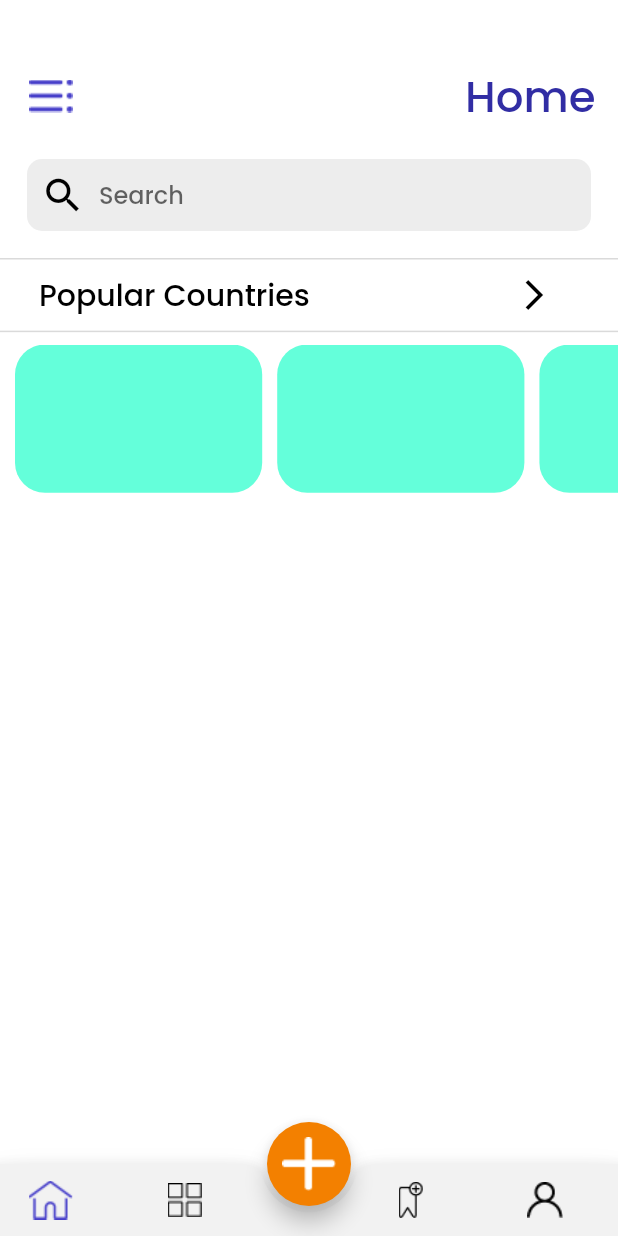
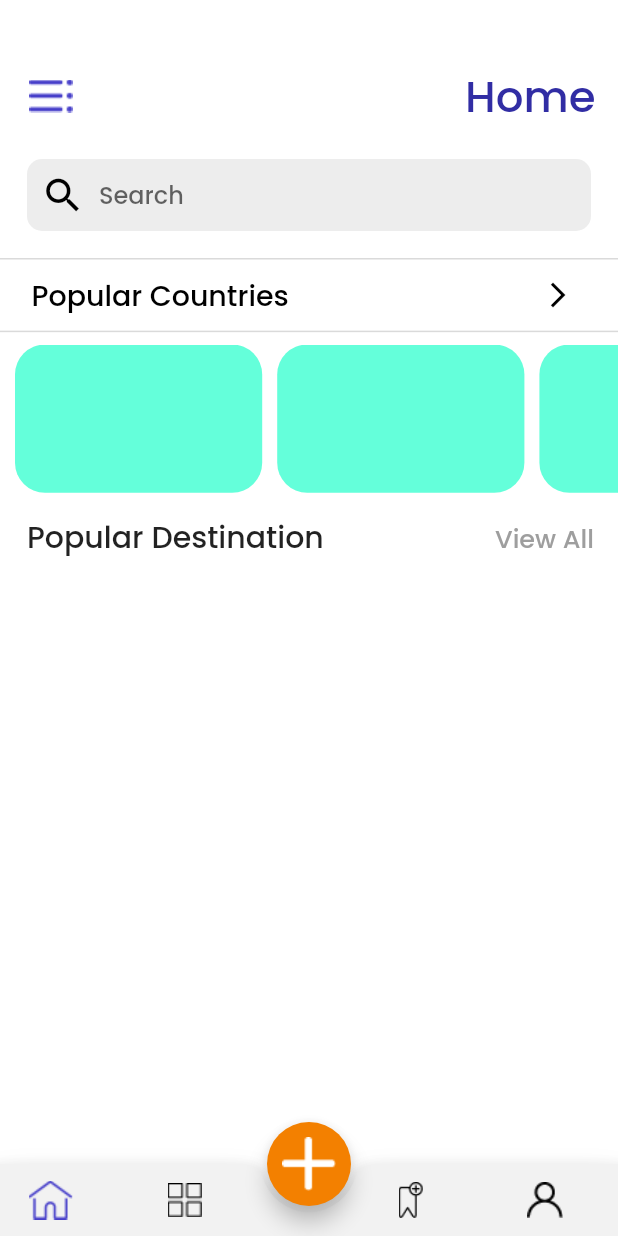
Before and after one commit to nexus-hash/Tour-Booking-App, a Flutter app: the HomePage screen opened directly, after a tap on "Popular Countries", on a phone screen of 412 x 824 dp. Run offline on Flutter 3.47's test engine with Material 2 defaults, Android fonts, the phone set to English and light mode, and no system bars.

Commit message:
Updated Home PageView

```diff
--- a/lib/Home/BookmarksView.dart
+++ b/lib/Home/BookmarksView.dart
@@ -8,6 +8,8 @@ class Bookmark extends StatefulWidget {
 class _BookmarkState extends State<Bookmark> {
   @override
   Widget build(BuildContext context) {
-    return Container();
+    return Container(
+      color: Colors.blueGrey,
+    );
   }
 }
--- a/lib/Home/CategoryView.dart
+++ b/lib/Home/CategoryView.dart
@@ -8,6 +8,8 @@ class Category extends StatefulWidget {
 class _CategoryState extends State<Category> {
   @override
   Widget build(BuildContext context) {
-    return Container();
+    return Container(
+      color: Colors.amber,
+    );
   }
 }
--- a/lib/Home/HomePage.dart
+++ b/lib/Home/HomePage.dart
@@ -22,6 +22,9 @@ class _HomePageState extends State<HomePage> {
     return Scaffold(
       resizeToAvoidBottomInset: false,
       backgroundColor: Colors.white,
+      drawer: Drawer(
+
+      ),
       bottomNavigationBar: BottomAppBar(
         color: Color(0xFFF2F2F2),
         child: Padding(
@@ -100,17 +103,17 @@ class _HomePageState extends State<HomePage> {
           ),
           Center(
             child: Container(
-              child: Text('Empty Body 1'),
+              child: Category(),
             ),
           ),
           Center(
             child: Container(
-              child: Text('Empty Body 2'),
+              child:Bookmark(),
             ),
           ),
           Center(
             child: Container(
-              child: Text('Empty Body 3'),
+              child: User(),
             ),
           )
         ],
--- a/lib/Home/HomeVIew.dart
+++ b/lib/Home/HomeVIew.dart
@@ -1,4 +1,5 @@
 import 'package:flutter/material.dart';
+import 'package:travel_ui/Drawer.dart';
 
 class HomePageView extends StatefulWidget {
   @override
@@ -6,6 +7,7 @@ class HomePageView extends StatefulWidget {
 }
 
 class _HomePageViewState extends State<HomePageView> {
+
   @override
   Widget build(BuildContext context) {
     return Container(
@@ -62,22 +64,21 @@ class _HomePageViewState extends State<HomePageView> {
                 ),
                 child: FlatButton(
                   onPressed: (){},
-                child: Padding(
-                  padding: const EdgeInsets.only(left: 10.0,right: 1.0),
                   child: Row(
-                    mainAxisAlignment: MainAxisAlignment.start,
+                      mainAxisAlignment: MainAxisAlignment.spaceBetween,
                       children: <Widget>[
-                      Text('Popular Countries',
+                        Padding(
+                          padding: const EdgeInsets.only(left: 5.0),
+                          child: Text('Popular Countries',
                           style: TextStyle(
                             fontFamily: 'PoppinsMed',
                             color: Colors.black,
-                        fontSize: 20.0
+                            fontSize: 19.0
                           ),
                           ),
-                      SizedBox(width: MediaQuery.of(context).size.width*.305,),
-                      IconButton(icon: Icon(Icons.arrow_forward_ios,color: Colors.black,), onPressed: null)
+                        ),
+                        IconButton(icon: Icon(Icons.arrow_forward_ios,size: 20.0,color: Colors.black,), onPressed: null)
                       ],
-                  ),
                     ),
                 ),
               ),
@@ -101,11 +102,42 @@ class _HomePageViewState extends State<HomePageView> {
                         ),
                       );
                     },
-
                   ),
-
                 ) ,
+              ),
+              SizedBox(height: MediaQuery.of(context).size.height*.008,),
+              Container(
+                width: double.infinity,
+                height: MediaQuery.of(context).size.height*.057,
+                child: Row(
+                  mainAxisAlignment: MainAxisAlignment.spaceBetween,
+                  children: <Widget>[
+                    Padding(
+                      padding: const EdgeInsets.only(left: 18.0),
+                      child: Text(
+                        'Popular Destination',
+                        style: TextStyle(
+                          fontFamily: 'PoppinsMed',
+                          fontSize: 20.0
+                        ),
+                      ),
+                    ),
+                    Container(
+                      child: FlatButton(
+                          onPressed: (){},
+                          child: Text('View All',
+                          style: TextStyle(
+                            color: Colors.grey,
+                            fontFamily: 'PoppinsMed',fontSize: 17.0
+                          ),
                           )
+                      ),
+                    ),
+                  ],
+                ),
+              ),
+              Container(
+              ),
             ],
           ),
       ),
--- /dev/null
+++ b/lib/Home/UserView.dart
@@ -0,0 +1,15 @@
+import 'package:flutter/material.dart';
+
+class User extends StatefulWidget {
+  @override
+  _UserState createState() => _UserState();
+}
+
+class _UserState extends State<User> {
+  @override
+  Widget build(BuildContext context) {
+    return Container(
+      color: Colors.red,
+    );
+  }
+}
--- a/lib/Login/LoginPage.dart
+++ b/lib/Login/LoginPage.dart
@@ -131,7 +131,6 @@ class _LoginPageState extends State<LoginPage> {
                     ],
                   ),
                 )
-
               ],
             ),
           ),
--- a/lib/Login/LoginProcess.dart
+++ b/lib/Login/LoginProcess.dart
@@ -24,7 +24,6 @@ class _LoginProcess1State extends State<LoginProcess1> {
           child: Column(
             mainAxisAlignment: MainAxisAlignment.end,
             children: <Widget>[
-
                  Align(
                   alignment: Alignment.bottomCenter,
                   child: Container(
@@ -78,7 +77,6 @@ class _LoginProcess1State extends State<LoginProcess1> {
                   ),
                 ),
               ),
-
             ],
           ),
         ),
--- a/lib/Login/VerificationCode.dart
+++ b/lib/Login/VerificationCode.dart
@@ -67,14 +67,10 @@ class _VerificationState extends State<Verification> {
                               children: <Widget>[
                                 TextWritting('assets/images/passwordicon.png','Enter Verification Code',false),
                                 SizedBox(height: MediaQuery.of(context).size.height*.01,),
-
-
                               ],
                             ),
                           ),
                         ),
-
-
                       ),
                       Positioned(
                         top: MediaQuery.of(context).size.height*.175,
@@ -108,7 +104,6 @@ class _VerificationState extends State<Verification> {
                     ],
                   ),
                 )
-
               ],
             ),
           ),
```
Also changed, not shown: lib/Drawer.dart (added, +63 -0 lines), lib/Login/CreateAccount.dart (+0 -14 lines). Lines whose indentation alone changed are shown as unchanged.
